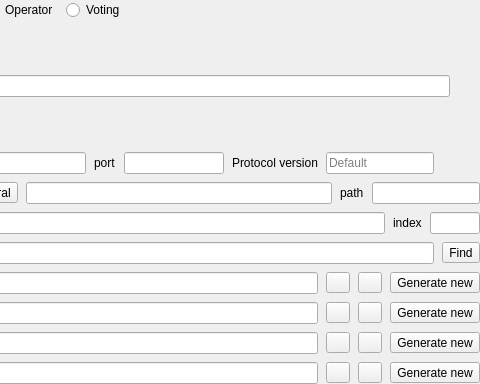
The window that src/ui/ui_masternode_details.ui (Bertrand256/dash-masternode-tool) describes before a commit, drawn with Qt 5; both pictures show x 232 to 712 and y 0 to 384 of the 712 by 384 pixel window.
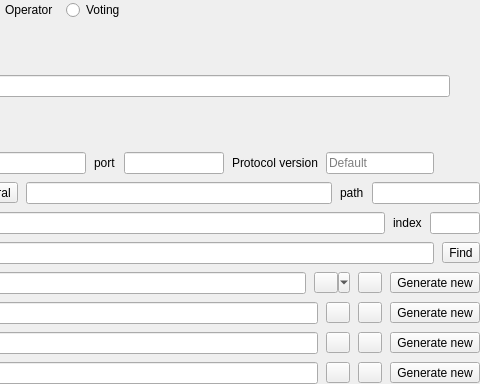
The same window after the commit.

Diff of the .ui file:
```diff
--- a/src/ui/ui_masternode_details.ui
+++ b/src/ui/ui_masternode_details.ui
@@ -467,6 +467,9 @@
           <property name="checkable">
            <bool>true</bool>
           </property>
+          <property name="popupMode">
+           <enum>QToolButton::MenuButtonPopup</enum>
+          </property>
          </widget>
         </item>
         <item>
```
